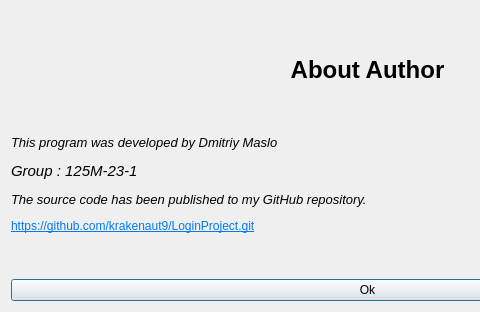
The window that aboutwindow.ui (krakenaut9/CryptoLab) describes before a commit, drawn with Qt 5; both pictures show x 0 to 480 and y 0 to 312 of the 735 by 312 pixel window.
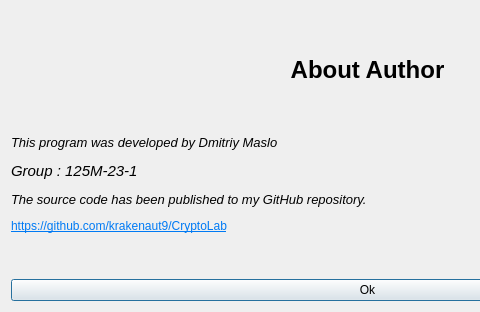
The same window after the commit.

Commit message: Updated About window

The edit to the form file:
```diff
--- a/aboutwindow.ui
+++ b/aboutwindow.ui
@@ -33,7 +33,7 @@
    <item>
     <widget class="QLabel" name="textLabel">
      <property name="text">
-      <string>&lt;html&gt;&lt;head/&gt;&lt;body&gt;&lt;p&gt;&lt;span style=&quot; font-size:10pt; font-style:italic; color:#000000;&quot;&gt;This program was developed by Dmitriy Maslo&lt;/span&gt;&lt;/p&gt;&lt;p&gt;&lt;span style=&quot; font-family:'Courier New'; font-size:11pt; font-style:italic; color:#000000;&quot;&gt;Group : 125M-23-1&lt;/span&gt;&lt;/p&gt;&lt;p&gt;&lt;span style=&quot; font-size:10pt; font-style:italic; color:#000000;&quot;&gt;The source code has been published to my GitHub repository.&lt;/span&gt;&lt;/p&gt;&lt;p&gt;&lt;a href=&quot;https://github.com/krakenaut9/LoginProject.git&quot;&gt;&lt;span style=&quot; text-decoration: underline; color:#007af4;&quot;&gt;https://github.com/krakenaut9/LoginProject.git&lt;/span&gt;&lt;/a&gt;&lt;/p&gt;&lt;p&gt;&lt;br/&gt;&lt;/p&gt;&lt;/body&gt;&lt;/html&gt;</string>
+      <string>&lt;html&gt;&lt;head/&gt;&lt;body&gt;&lt;p&gt;&lt;span style=&quot; font-size:10pt; font-style:italic; color:#000000;&quot;&gt;This program was developed by Dmitriy Maslo&lt;/span&gt;&lt;/p&gt;&lt;p&gt;&lt;span style=&quot; font-family:'Courier New'; font-size:11pt; font-style:italic; color:#000000;&quot;&gt;Group : 125M-23-1&lt;/span&gt;&lt;/p&gt;&lt;p&gt;&lt;span style=&quot; font-size:10pt; font-style:italic; color:#000000;&quot;&gt;The source code has been published to my GitHub repository.&lt;/span&gt;&lt;/p&gt;&lt;p&gt;&lt;a href=&quot;https://github.com/krakenaut9/CryptoLab&quot;&gt;&lt;span style=&quot; text-decoration: underline; color:#007af4;&quot;&gt;https://github.com/krakenaut9/CryptoLab&lt;/span&gt;&lt;/a&gt;&lt;/p&gt;&lt;p&gt;&lt;br/&gt;&lt;/p&gt;&lt;/body&gt;&lt;/html&gt;</string>
      </property>
     </widget>
    </item>
```
